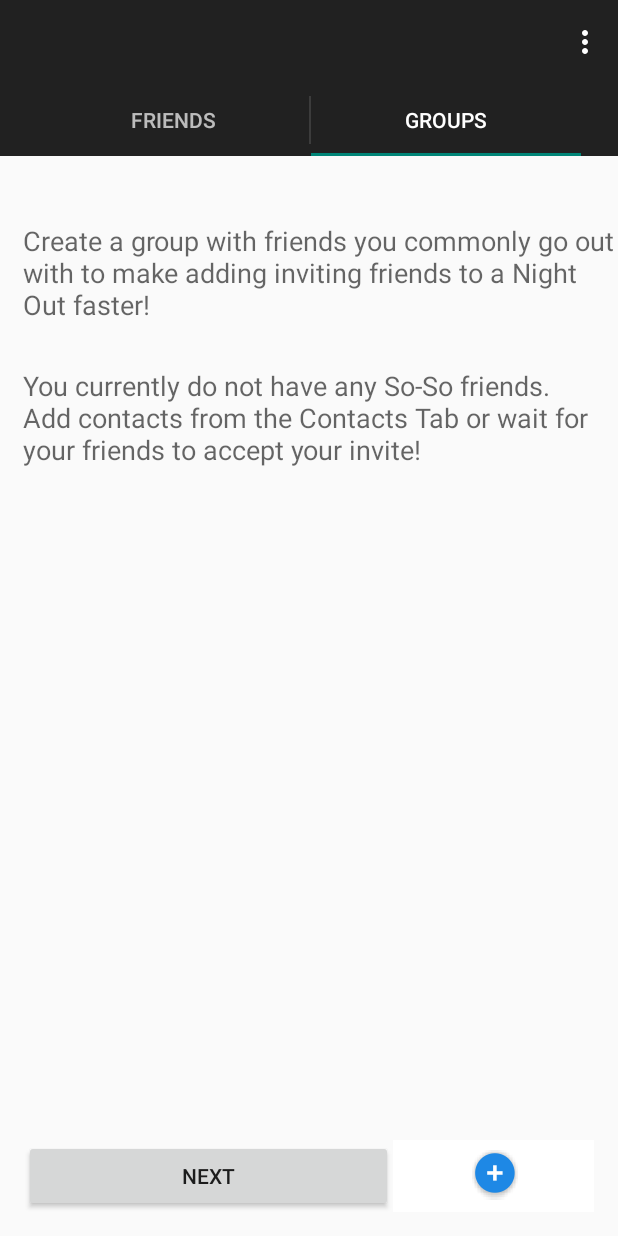
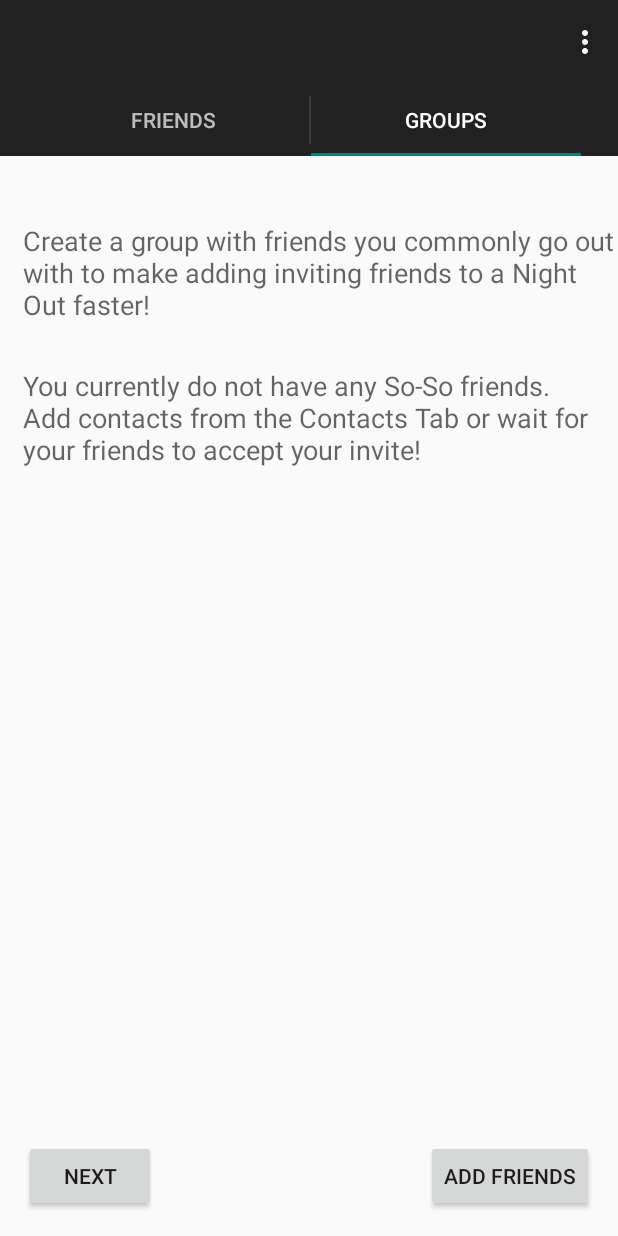
Before and after one commit to juliewiederhold/capstone, an Android app: the Contacts screen opened directly, with no data from a screen before it, tab 2 chosen, on a phone screen of 412 x 824 dp. Run offline under Robolectric (Android 15) with nearby library versions, the phone set to English and light mode, and no system bars.

Commit message:
Updated Contacts tabs and cleaned tab flow

```diff
--- a/app/src/main/java/edu/washington/akpuri/capstone/Contacts.java
+++ b/app/src/main/java/edu/washington/akpuri/capstone/Contacts.java
@@ -17,6 +17,8 @@ import android.widget.Button;
 import android.widget.ImageButton;
 import android.widget.ListAdapter;
 import android.widget.ListView;
+import android.widget.TextView;
+
 import com.parse.GetCallback;
 import com.parse.ParseException;
 import com.parse.ParseObject;
@@ -156,7 +158,7 @@ public class Contacts extends ActionBarActivity {
             }
         });
 
-        ImageButton addContacts = (ImageButton) findViewById(R.id.addFriends);
+        Button addContacts = (Button) findViewById(R.id.addFriends);
         addContacts.setOnClickListener(new View.OnClickListener() {
             @Override
             public void onClick(View v) {
@@ -234,6 +236,11 @@ public class Contacts extends ActionBarActivity {
         public View onCreateView(LayoutInflater inflater, ViewGroup container, Bundle savedInstanceState) {
             Log.i("ContactsFragment", "onCreateView Fired for FriendsFrgment");
             final View rootView = inflater.inflate(R.layout.fragment_friends, container, false);
+            //ListView contactListView = (ListView) container.findViewById(R.id.friendListView);
+            //ListAdapter adapter = new FriendAdapter(getActivity(), R.id.contactListItem, allContacts, pendingContacts);
+            //contactListView.setAdapter(adapter);
+            TextView noFriends = (TextView) container.findViewById(R.id.noFriends);
+            //Hide noFriends if there are friends
             return rootView;
         }
     }
--- a/app/src/main/res/drawable/add.xml
+++ b/app/src/main/res/drawable/add.xml
@@ -1,8 +1,8 @@
 <?xml version="1.0" encoding="utf-8"?>
 <selector xmlns:android="http://schemas.android.com/apk/res/android">
     <item android:state_pressed="true"
-        android:drawable="@drawable/float_button" /> <!-- pressed -->
+        android:drawable="@drawable/add" /> <!-- pressed -->
     <item android:state_focused="true"
-        android:drawable="@drawable/float_button" /> <!-- focused -->
-    <item android:drawable="@drawable/float_button" /> <!-- default -->
+        android:drawable="@drawable/add" /> <!-- focused -->
+    <item android:drawable="@drawable/add" /> <!-- default -->
 </selector>
--- a/app/src/main/res/layout/activity_add_friends.xml
+++ b/app/src/main/res/layout/activity_add_friends.xml
@@ -18,7 +18,7 @@
         android:layout_width="fill_parent"
         android:layout_height="wrap_content"
         android:text="Send Friend Request"
-        android:id="@+id/friendRequest"
+        android:id="@+id/sendFriendRequest"
         android:layout_alignParentBottom="true"
         android:layout_centerHorizontal="true" />
 
@@ -28,6 +28,6 @@
         android:id="@+id/addFriendsList"
         android:layout_centerHorizontal="true"
         android:layout_below="@+id/textView3"
-        android:layout_above="@+id/friendRequest" />
+        android:layout_above="@+id/sendFriendRequest" />
 
 </RelativeLayout>
--- a/app/src/main/res/layout/activity_contacts.xml
+++ b/app/src/main/res/layout/activity_contacts.xml
@@ -33,20 +33,16 @@
         android:text="@string/next"
         android:layout_alignParentBottom="true"
         android:layout_alignParentLeft="true"
-        android:layout_alignParentStart="true"
-        android:layout_toStartOf="@+id/addFriends" />
+        android:layout_alignParentStart="true" />
 
-    <ImageButton
+    <Button
         android:layout_width="wrap_content"
         android:layout_height="wrap_content"
+        android:text="Add Friends"
         android:id="@+id/addFriends"
-        android:src="@drawable/add"
-        android:layout_alignBottom="@+id/contactsNext"
-        android:layout_alignRight="@+id/container"
-        android:layout_alignEnd="@+id/container"
-        android:contentDescription=""
-        android:layout_below="@+id/container"
-        android:background="#fff" />
+        android:layout_alignParentBottom="true"
+        android:layout_alignParentRight="true"
+        android:layout_alignParentEnd="true" />
 
 
 </RelativeLayout>
```
Also changed, not shown: app/src/main/java/edu/washington/akpuri/capstone/AddFriends.java (+17 -0 lines), app/src/main/java/edu/washington/akpuri/capstone/ContactAdapter.java (+1 -6 lines), app/src/main/java/edu/washington/akpuri/capstone/FriendAdapter.java (added, +56 -0 lines), app/src/main/res/layout/contact_friend_list_item.xml (added, +52 -0 lines), app/src/main/res/layout/fragment_friends.xml (+17 -2 lines), app/src/main/res/drawable-hdpi/add.png (added), app/src/main/res/layout/friend_list_item.xml (renamed from app/src/main/res/layout/contact_list_item.xml).
